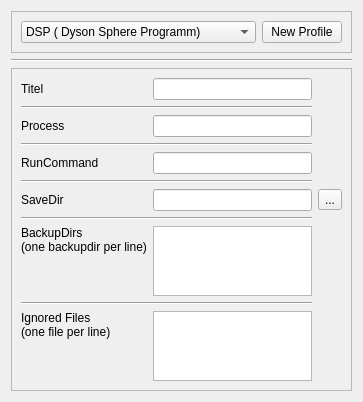
The window that assets/profile-selector.ui (b1rdyger/SaveGameManager) describes before a commit, drawn with Qt 5.
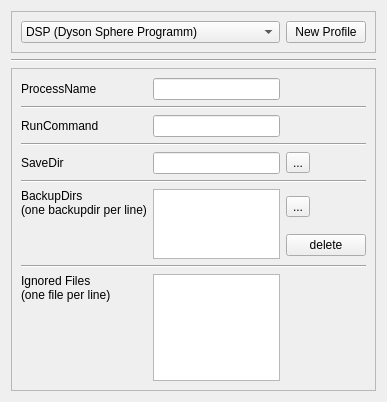
The same window after the commit.

Commit message: update profile-selector class

Patch:
```diff
--- a/assets/profile-selector.ui
+++ b/assets/profile-selector.ui
@@ -6,7 +6,7 @@
    <rect>
     <x>0</x>
     <y>0</y>
-    <width>363</width>
+    <width>387</width>
     <height>402</height>
    </rect>
   </property>
@@ -46,7 +46,7 @@
        <widget class="QComboBox" name="comboBox">
         <item>
          <property name="text">
-          <string>DSP ( Dyson Sphere Programm)</string>
+          <string>DSP (Dyson Sphere Programm)</string>
          </property>
         </item>
        </widget>
@@ -62,90 +62,55 @@
      <property name="frameShadow">
       <enum>QFrame::Raised</enum>
      </property>
-     <layout class="QGridLayout" name="gridLayout_3">
-      <item row="5" column="0" colspan="2">
-       <widget class="Line" name="line_2">
-        <property name="orientation">
-         <enum>Qt::Horizontal</enum>
+     <layout class="QGridLayout" name="gridLayout_3" rowstretch="0,0,0,0,0,0,0,0,0,0,0,0,0,0,0,0,0,0,0,0,0,0">
+      <item row="6" column="1" rowspan="2">
+       <widget class="QListView" name="backupdirsEdit">
+        <property name="editTriggers">
+         <set>QAbstractItemView::NoEditTriggers</set>
+        </property>
+        <property name="showDropIndicator" stdset="0">
+         <bool>false</bool>
+        </property>
+        <property name="defaultDropAction">
+         <enum>Qt::IgnoreAction</enum>
         </property>
        </widget>
       </item>
       <item row="0" column="1">
-       <widget class="QLineEdit" name="titleEdit"/>
-      </item>
-      <item row="2" column="1">
        <widget class="QLineEdit" name="processEdit"/>
       </item>
-      <item row="7" column="0" colspan="2">
-       <widget class="Line" name="line_6">
-        <property name="orientation">
-         <enum>Qt::Horizontal</enum>
+      <item row="0" column="0">
+       <widget class="QLabel" name="label_4">
+        <property name="text">
+         <string>ProcessName</string>
         </property>
        </widget>
       </item>
-      <item row="4" column="0">
+      <item row="2" column="0">
        <widget class="QLabel" name="label_2">
         <property name="text">
          <string>RunCommand</string>
         </property>
        </widget>
       </item>
-      <item row="2" column="0">
-       <widget class="QLabel" name="label_4">
-        <property name="text">
-         <string>Process</string>
-        </property>
-       </widget>
-      </item>
-      <item row="6" column="0">
+      <item row="4" column="0">
        <widget class="QLabel" name="label_5">
         <property name="text">
          <string>SaveDir</string>
         </property>
        </widget>
       </item>
-      <item row="4" column="1">
+      <item row="2" column="1">
        <widget class="QLineEdit" name="runcommandEdit"/>
       </item>
-      <item row="0" column="0">
-       <widget class="QLabel" name="label">
-        <property name="text">
-         <string>Titel</string>
-        </property>
-       </widget>
-      </item>
-      <item row="11" column="0" colspan="2">
-       <widget class="Line" name="line">
-        <property name="orientation">
-         <enum>Qt::Horizontal</enum>
-        </property>
-       </widget>
-      </item>
-      <item row="12" column="1">
+      <item row="21" column="1">
        <widget class="QPlainTextEdit" name="ignoredfilesEdit">
         <property name="plainText">
          <string/>
         </property>
        </widget>
       </item>
-      <item row="6" column="1">
-       <widget class="QLineEdit" name="savedirEdit"/>
-      </item>
-      <item row="1" column="0" colspan="2">
-       <widget class="Line" name="line_4">
-        <property name="orientation">
-         <enum>Qt::Horizontal</enum>
-        </property>
-       </widget>
-      </item>
-      <item row="3" column="0" colspan="2">
-       <widget class="Line" name="line_3">
-        <property name="orientation">
-         <enum>Qt::Horizontal</enum>
-        </property>
-       </widget>
-      </item>
-      <item row="8" column="0">
+      <item row="6" column="0">
        <widget class="QLabel" name="label_6">
         <property name="text">
          <string>BackupDirs&lt;br /&gt;(one backupdir per line)</string>
@@ -155,14 +120,10 @@
         </property>
        </widget>
       </item>
-      <item row="8" column="1">
-       <widget class="QPlainTextEdit" name="backupdirsEdit">
-        <property name="plainText">
-         <string/>
-        </property>
-       </widget>
+      <item row="4" column="1">
+       <widget class="QLineEdit" name="savedirEdit"/>
       </item>
-      <item row="12" column="0">
+      <item row="21" column="0">
        <widget class="QLabel" name="label_3">
         <property name="text">
          <string>Ignored Files&lt;br /&gt;(one file per line)</string>
@@ -172,13 +133,61 @@
         </property>
        </widget>
       </item>
-      <item row="6" column="2">
+      <item row="4" column="2">
        <widget class="QToolButton" name="toolButton">
         <property name="text">
          <string>...</string>
         </property>
        </widget>
       </item>
+      <item row="6" column="2">
+       <widget class="QToolButton" name="toolButton2">
+        <property name="text">
+         <string>...</string>
+        </property>
+       </widget>
+      </item>
+      <item row="7" column="2">
+       <widget class="QPushButton" name="deleteButton">
+        <property name="sizePolicy">
+         <sizepolicy hsizetype="Minimum" vsizetype="Fixed">
+          <horstretch>0</horstretch>
+          <verstretch>0</verstretch>
+         </sizepolicy>
+        </property>
+        <property name="text">
+         <string>delete</string>
+        </property>
+       </widget>
+      </item>
+      <item row="20" column="0" colspan="3">
+       <widget class="Line" name="line">
+        <property name="orientation">
+         <enum>Qt::Horizontal</enum>
+        </property>
+       </widget>
+      </item>
+      <item row="3" column="0" colspan="3">
+       <widget class="Line" name="line_2">
+        <property name="orientation">
+         <enum>Qt::Horizontal</enum>
+        </property>
+       </widget>
+      </item>
+      <item row="5" column="0" colspan="3">
+       <widget class="Line" name="line_6">
+        <property name="orientation">
+         <enum>Qt::Horizontal</enum>
+        </property>
+       </widget>
+      </item>
+      <item row="1" column="0" colspan="3">
+       <widget class="Line" name="line_3">
+        <property name="orientation">
+         <enum>Qt::Horizontal</enum>
+        </property>
+       </widget>
+      </item>
      </layout>
     </widget>
    </item>
```
The commit also changes 5 other files.
